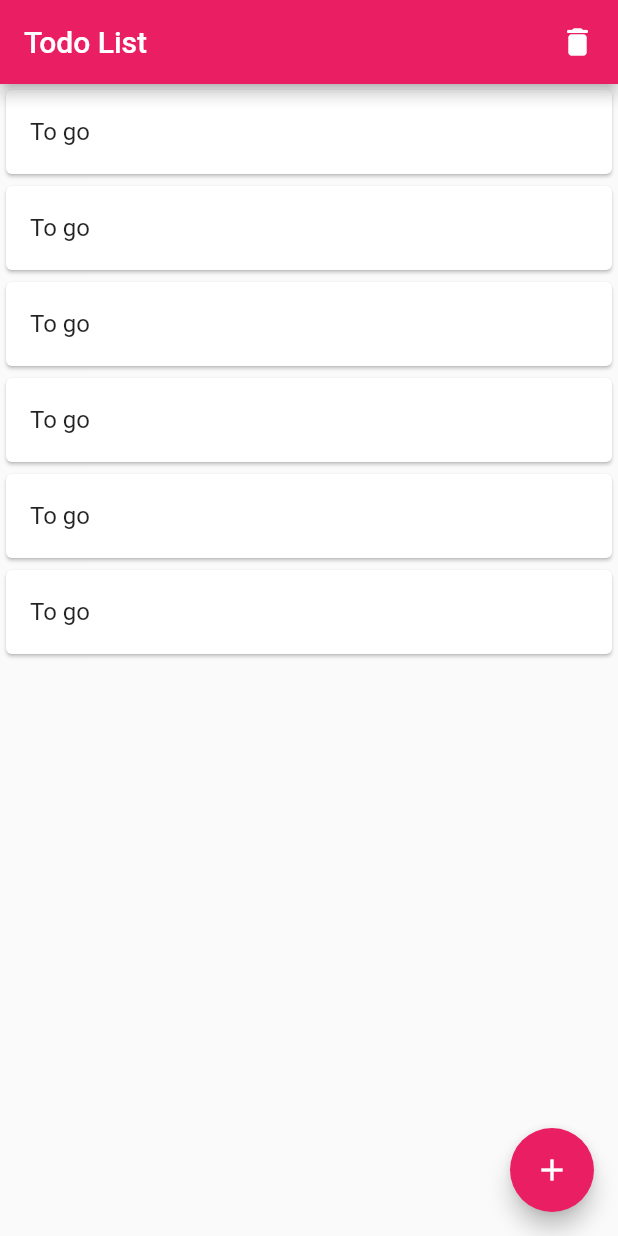
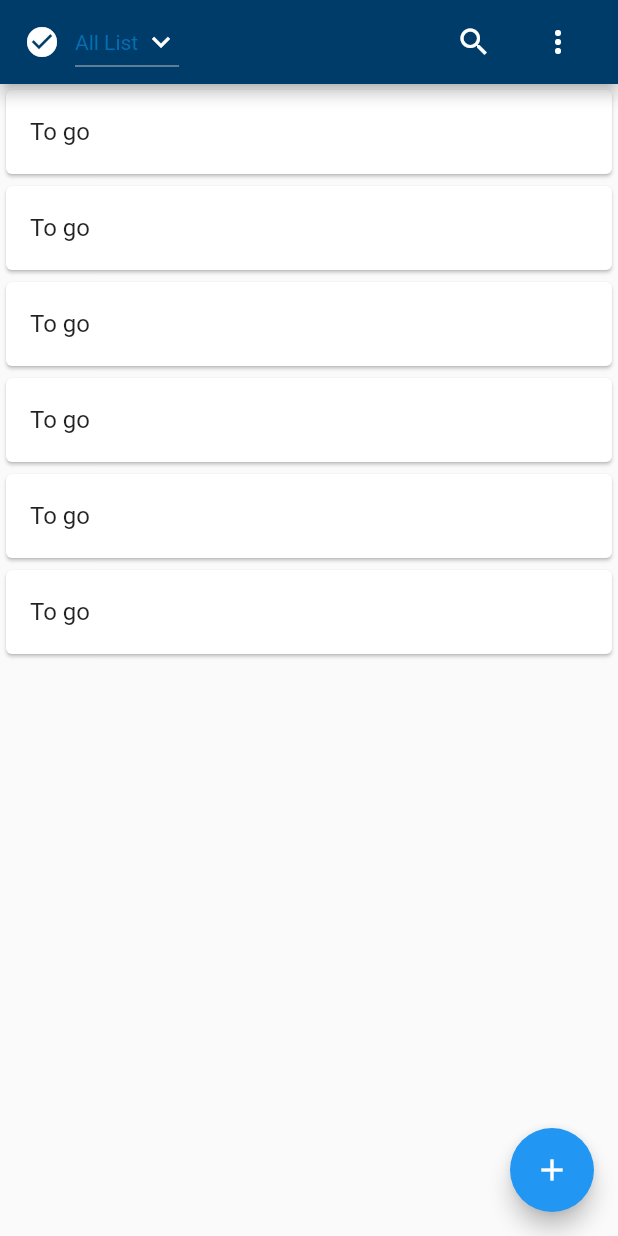
Before and after one commit to MFY2000/Jawan-Pakistan_Mobile-Hybrid-App-Dev-Using-Flutter_, a Flutter app: the screen it shows after launch, on a phone screen of 412 x 824 dp. Run offline on Flutter 3.47's test engine with Material 2 defaults, Android fonts, the phone set to English and light mode, and no system bars; our stand-ins replace font_awesome_flutter.

Commit message:
MFY auto commit at 06/11/2021 21:33:31

```diff
--- a/Tasks/Task09 (Todo App)/todo_app_1/lib/main.dart
+++ b/Tasks/Task09 (Todo App)/todo_app_1/lib/main.dart
@@ -1,4 +1,6 @@
 import 'package:flutter/material.dart';
+import 'package:todo_app_1/Custom/Menu.dart';
+import 'package:todo_app_1/Custom/listType.dart';
 import 'package:todo_app_1/Model/todo.dart';
 import 'package:todo_app_1/Pages/todoList.dart';
 
@@ -15,7 +17,7 @@ class MyApp extends StatelessWidget {
     return MaterialApp(
       // debugShowCheckedModeBanner: false,
       theme: ThemeData(
-        primarySwatch: Colors.pink,
+        // primarySwatch: const Color(0XFF003C6A),
       ),
       home: MyHomePage(),
     );
@@ -37,10 +39,24 @@ class _MyHomePageState extends State<MyHomePage> {
      widget.lst = lstTodo;
     return Scaffold(
       appBar: AppBar(
-        title: Text("Todo List"),
-        actions: const [
-            Padding(padding: EdgeInsets.only(right: 15), child: Icon(Icons.delete_rounded),),
-          ],
+        backgroundColor: const Color(0XFF003C6A),
+        foregroundColor: Colors.white,
+        title: listType(),
+
+        actions: const <Widget>[
+          Padding(
+            padding: EdgeInsets.only(right: 20.0),
+            child: Icon(Icons.search),
+          ),
+          Padding(
+            padding: EdgeInsets.only(right: 16.0),
+            child: Menu(),
+          ),
+        ],
+
+        // actions: const [
+        //     Padding(padding: EdgeInsets.only(right: 15), child: Icon(Icons.delete_rounded),),
+        //   ],
       ),
       body: todoList_(
         list: widget.lst,
```
